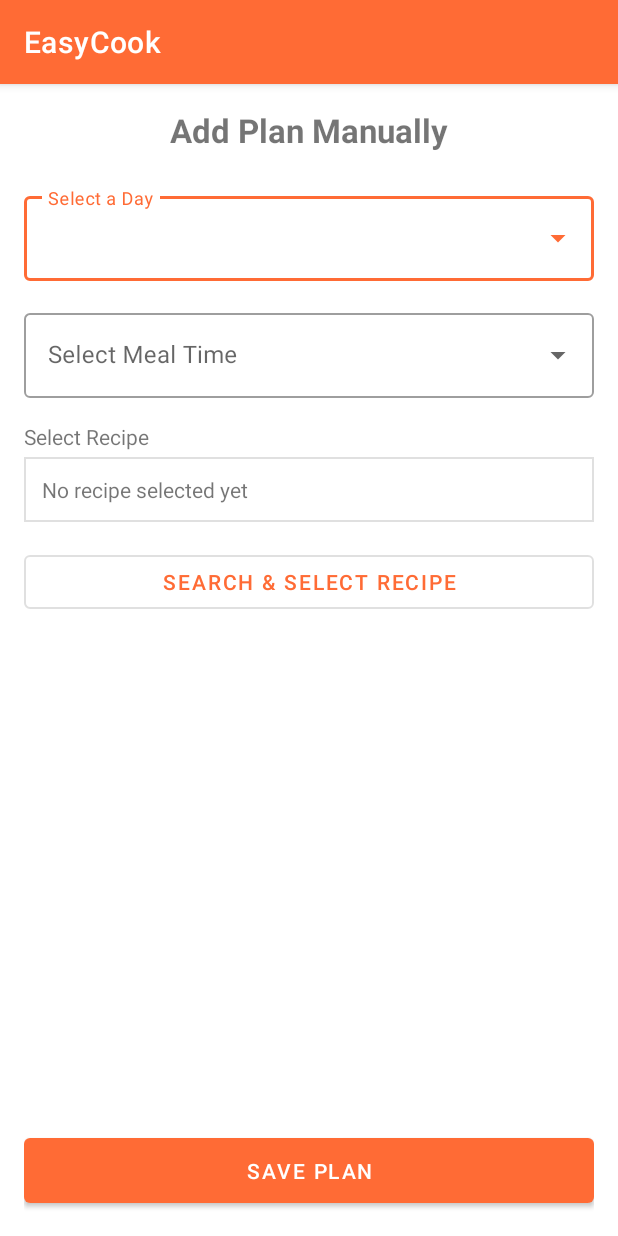
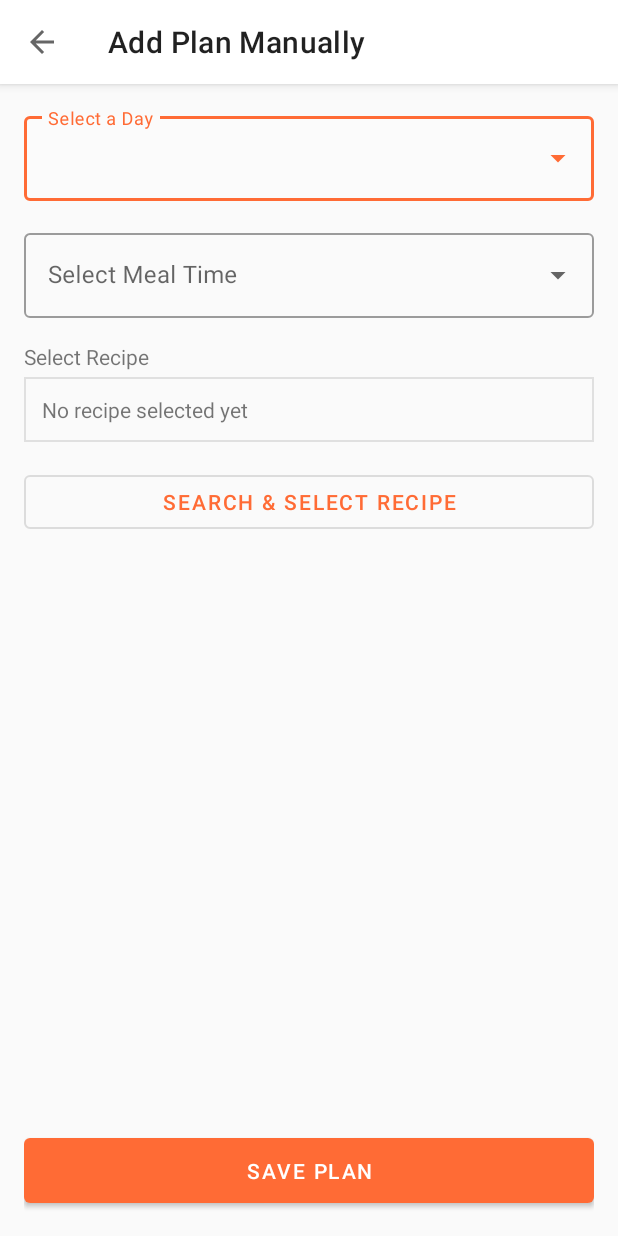
Before and after one commit to Hathappend/EasyCook, an Android app: the AddPlanningActivity screen opened directly, with no data from a screen before it, on a phone screen of 412 x 824 dp. Run offline under Robolectric (Android 15) with nearby library versions, the phone set to English and light mode, and no system bars.

Commit message:
modify add planning layout and back button functionality

```diff
--- a/app/src/main/AndroidManifest.xml
+++ b/app/src/main/AndroidManifest.xml
@@ -32,6 +32,7 @@
 
         <activity
             android:name=".ui.planning.AddPlanningActivity"
+            android:theme="@style/Theme.EasyCook.NoActionBar"
             android:exported="false" />
 
         <activity
--- a/app/src/main/java/android/tugas/easycook/ui/planning/AddPlanningActivity.java
+++ b/app/src/main/java/android/tugas/easycook/ui/planning/AddPlanningActivity.java
@@ -37,6 +37,8 @@ public class AddPlanningActivity extends AppCompatActivity {
         binding = ActivityAddPlanningBinding.inflate(getLayoutInflater());
         setContentView(binding.getRoot());
 
+        setupToolbar();
+
         setupDropdowns();
 
         binding.btnSelectRecipe.setOnClickListener(v -> {
@@ -47,6 +49,19 @@ public class AddPlanningActivity extends AppCompatActivity {
         });
 
         binding.btnSaveManualPlan.setOnClickListener(v -> savePlan());
+    }
+
+    private void setupToolbar() {
+        setSupportActionBar(binding.toolbarAddPlan);
+        if (getSupportActionBar() != null) {
+            getSupportActionBar().setDisplayHomeAsUpEnabled(true);
+        }
+    }
+
+    @Override
+    public boolean onSupportNavigateUp() {
+        onBackPressed();
+        return true;
     }
 
     private void setupDropdowns() {
--- a/app/src/main/res/layout/activity_add_planning.xml
+++ b/app/src/main/res/layout/activity_add_planning.xml
@@ -6,17 +6,39 @@
     android:layout_width="match_parent"
     android:layout_height="match_parent"
     android:orientation="vertical"
-    android:padding="16dp"
+    android:background="@color/background_light"
     tools:context=".ui.planning.AddPlanningActivity">
 
-    <TextView
-        android:layout_width="wrap_content"
+    <!-- 1. AppBarLayout ditambahkan untuk menampung Toolbar -->
+    <com.google.android.material.appbar.AppBarLayout
+        android:layout_width="match_parent"
         android:layout_height="wrap_content"
-        android:text="Add Plan Manually"
-        android:textSize="22sp"
-        android:textStyle="bold"
-        android:layout_gravity="center_horizontal"
-        android:layout_marginBottom="24dp"/>
+        android:background="?attr/colorSurface"
+        app:elevation="4dp">
+
+        <!-- 2. Toolbar dengan judul dan tombol kembali -->
+        <com.google.android.material.appbar.MaterialToolbar
+            android:id="@+id/toolbar_add_plan"
+            android:layout_width="match_parent"
+            android:layout_height="?attr/actionBarSize"
+            app:title="Add Plan Manually"
+            app:navigationIcon="@drawable/ic_arrow_back" /> <!-- Pastikan Anda memiliki drawable ini -->
+
+    </com.google.android.material.appbar.AppBarLayout>
+
+    <!-- 3. Konten dibungkus dalam ScrollView agar tidak terpotong di layar kecil -->
+    <ScrollView
+        android:layout_width="match_parent"
+        android:layout_height="match_parent"
+        android:fillViewport="true">
+
+        <LinearLayout
+            android:layout_width="match_parent"
+            android:layout_height="wrap_content"
+            android:orientation="vertical"
+            android:padding="16dp">
+
+            <!-- TextView judul asli dihapus karena sudah dipindahkan ke Toolbar -->
 
             <com.google.android.material.textfield.TextInputLayout
                 style="@style/Widget.MaterialComponents.TextInputLayout.OutlinedBox.ExposedDropdownMenu"
@@ -68,6 +90,7 @@
                 android:layout_height="wrap_content"
                 android:text="Search &amp; Select Recipe"/>
 
+            <!-- Spacer untuk mendorong tombol Save ke bawah -->
             <View
                 android:layout_width="0dp"
                 android:layout_height="0dp"
@@ -81,3 +104,5 @@
                 android:paddingVertical="12dp"/>
 
         </LinearLayout>
+    </ScrollView>
+</LinearLayout>
```
Lines whose indentation alone changed are shown as unchanged.
